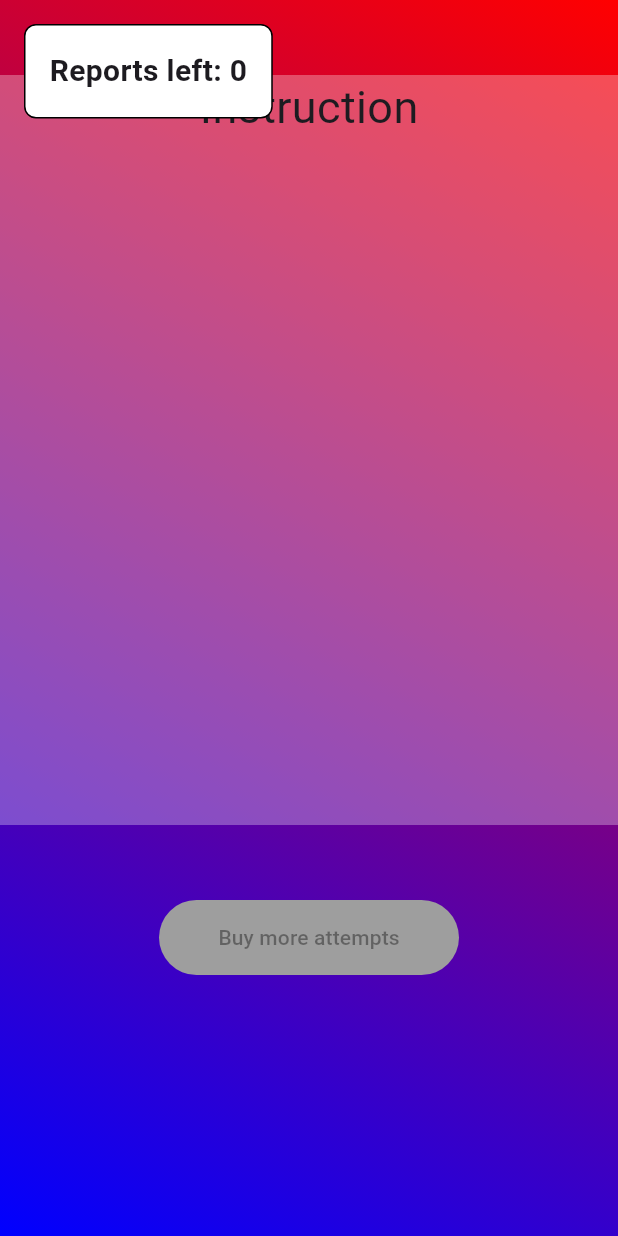
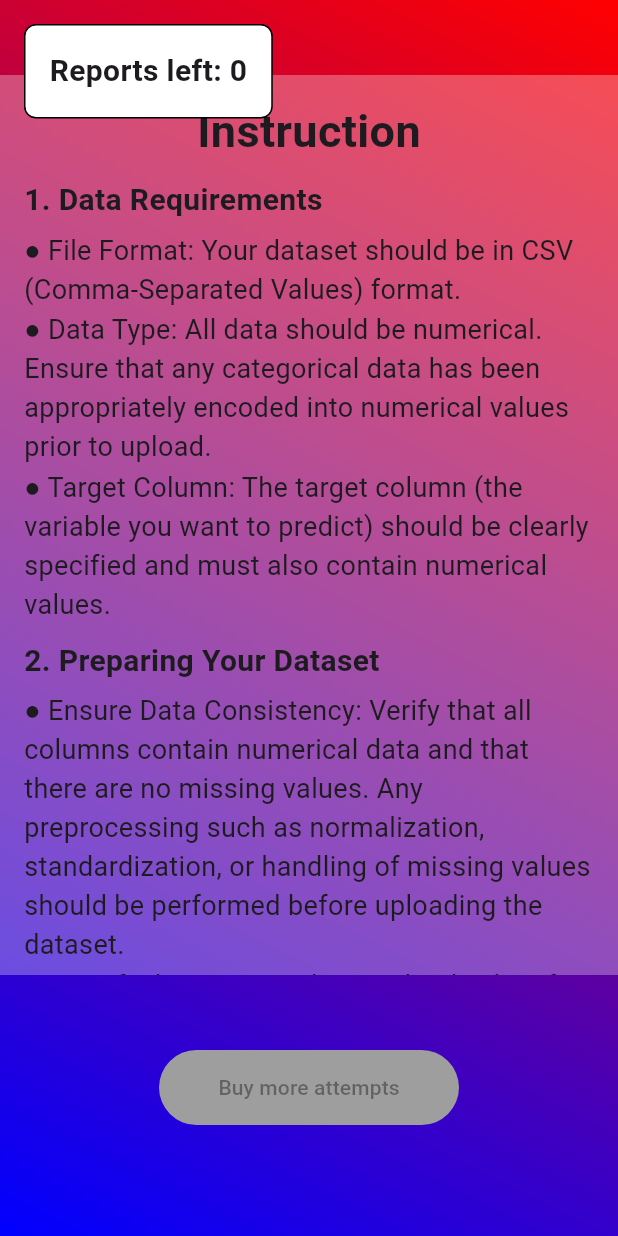
Before and after one commit to IU-Capstone-Project-2024/QML_selection_service, a Flutter app: the DemoPage screen opened directly, on a phone screen of 412 x 824 dp. Run offline on Flutter 3.47's test engine with Material 3 defaults, Android fonts, the phone set to English and light mode, and no system bars; our stand-ins replace bloc, csv, file_picker, flutter_bloc, flutter_svg, freezed_annotation and 3 more; missing offline and left inert: dart:html; project files that could hold a hidden picture were left out.

Commit message:
add text

```diff
--- a/front/lib/features/demo/presentation/demo_form.dart
+++ b/front/lib/features/demo/presentation/demo_form.dart
@@ -37,16 +37,77 @@ class _Instruction extends StatelessWidget {
   @override
   Widget build(BuildContext context) {
     return Container(
-      width: 500,
-      height: 500,
+      width: 600,
+      height: 600,
       color: Colors.white.withOpacity(0.3),
-      child: const Center(
+      child: SingleChildScrollView(
+        padding: const EdgeInsets.all(16.0),
         child: Column(
-          children: [
+          crossAxisAlignment: CrossAxisAlignment.start,
+          children: const [
+            Center(
+              child: Text(
+                'Instruction',
+                style: TextStyle(fontSize: 30, fontWeight: FontWeight.bold),
+              ),
+            ),
+            SizedBox(height: 10),
             Text(
-              'Instruction',
-              style: TextStyle(fontSize: 30),
-            )
+              '1. Data Requirements',
+              style: TextStyle(fontSize: 20, fontWeight: FontWeight.bold),
+            ),
+            SizedBox(height: 5),
+            Text(
+              '● File Format: Your dataset should be in CSV (Comma-Separated Values) format.\n'
+              '● Data Type: All data should be numerical. Ensure that any categorical data has been appropriately encoded into numerical values prior to upload.\n'
+              '● Target Column: The target column (the variable you want to predict) should be clearly specified and must also contain numerical values.',
+              style: TextStyle(fontSize: 18),
+            ),
+            SizedBox(height: 10),
+            Text(
+              '2. Preparing Your Dataset',
+              style: TextStyle(fontSize: 20, fontWeight: FontWeight.bold),
+            ),
+            SizedBox(height: 5),
+            Text(
+              '● Ensure Data Consistency: Verify that all columns contain numerical data and that there are no missing values. Any preprocessing such as normalization, standardization, or handling of missing values should be performed before uploading the dataset.\n'
+              '● Specify the Target Column: Clearly identify the target column in your dataset. This column should be distinct from the feature columns.',
+              style: TextStyle(fontSize: 18),
+            ),
+            SizedBox(height: 10),
+            Text(
+              '3. Uploading Your Dataset',
+              style: TextStyle(fontSize: 20, fontWeight: FontWeight.bold),
+            ),
+            SizedBox(height: 5),
+            Text(
+              '● Navigate to the Upload Section: Access the upload section of the Quantum Feature Selector platform.\n'
+              '● Select Your CSV File: Use the provided file selector to upload your prepared CSV file.\n'
+              '● Specify the Target Column: Indicate which column is your target variable during the upload process.',
+              style: TextStyle(fontSize: 18),
+            ),
+            SizedBox(height: 10),
+            Text(
+              '4. Running Quantum Feature Selection',
+              style: TextStyle(fontSize: 20, fontWeight: FontWeight.bold),
+            ),
+            SizedBox(height: 5),
+            Text(
+              '● Initiate Feature Selection: Once the dataset is uploaded and the target column is specified, initiate the feature selection process.\n'
+              '● Quantum Annealing Processing: The platform will leverage quantum annealing algorithms to evaluate and select the most relevant features from your dataset.\n'
+              '● Review Results: After the quantum processing is complete, the selected features will be presented, highlighting those that contribute most significantly to the predictive power of your machine learning model.',
+              style: TextStyle(fontSize: 18),
+            ),
+            SizedBox(height: 10),
+            Text(
+              '5. Downloading Selected Features',
+              style: TextStyle(fontSize: 20, fontWeight: FontWeight.bold),
+            ),
+            SizedBox(height: 5),
+            Text(
+              '● Export Results: You can download the list of selected features and the transformed dataset for further analysis and use in your machine learning models.',
+              style: TextStyle(fontSize: 18),
+            ),
           ],
         ),
       ),
--- a/front/lib/features/home/presentation/home_form.dart
+++ b/front/lib/features/home/presentation/home_form.dart
@@ -1,3 +1,4 @@
+import 'package:flutter/cupertino.dart';
 import 'package:flutter/material.dart';
 
 class HomeForm extends StatelessWidget {
@@ -19,7 +20,7 @@ class HomeForm extends StatelessWidget {
           ),
           const Text(
             'Read the instruction and try our app',
-            style: TextStyle(fontSize: 20),
+            style: TextStyle(fontSize: 20, color: Colors.white),
           ),
           const SizedBox(
             height: 20,
@@ -39,13 +40,26 @@ class _Description extends StatelessWidget {
     return Container(
       width: 500,
       height: 500,
-      color: Colors.white.withOpacity(0.3),
+      decoration: BoxDecoration(
+        color: Colors.white.withOpacity(0.4),
+        border: Border.all(
+          color: Colors.blue, // Border color
+          width: 2.0, // Border width
+        ),
+      ),
       child: const Center(
         child: Column(
           children: [
             Text(
               'Description',
-              style: TextStyle(fontSize: 30),
+              style: TextStyle(fontSize: 32, color: Colors.white),
+            ),
+            Padding(
+              padding: EdgeInsets.only(left: 10),
+              child: Text(
+                'Welcome to Quantum Feature Selection Service (QFSS), a pioneering web-based platform designed for feature selection in machine learning classification datasets utilizing the advanced capabilities of quantum annealing. QFS harnesses the power of quantum computing to enhance the accuracy and efficiency of your machine learning models by identifying the most relevant features in your dataset.',
+                style: TextStyle(fontSize: 26, color: Colors.white),
+              ),
             )
           ],
         ),
@@ -63,7 +77,7 @@ class _TryButton extends StatelessWidget {
   Widget build(BuildContext context) {
     return ElevatedButton(
       style: ButtonStyle(
-        minimumSize: WidgetStateProperty.all<Size>(const Size(200, 50)),
+        minimumSize: MaterialStateProperty.all<Size>(const Size(200, 50)),
       ),
       onPressed: () {
         moveToThirdTab();
```
